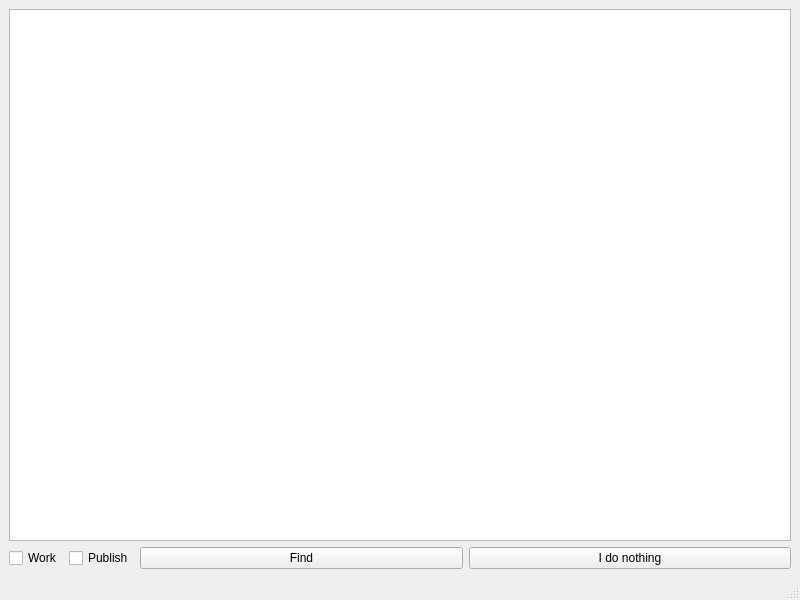
Above: manager/ui/qt/window.ui from Tnkln99/pipeline_22 before the change. Below: the same form after it.
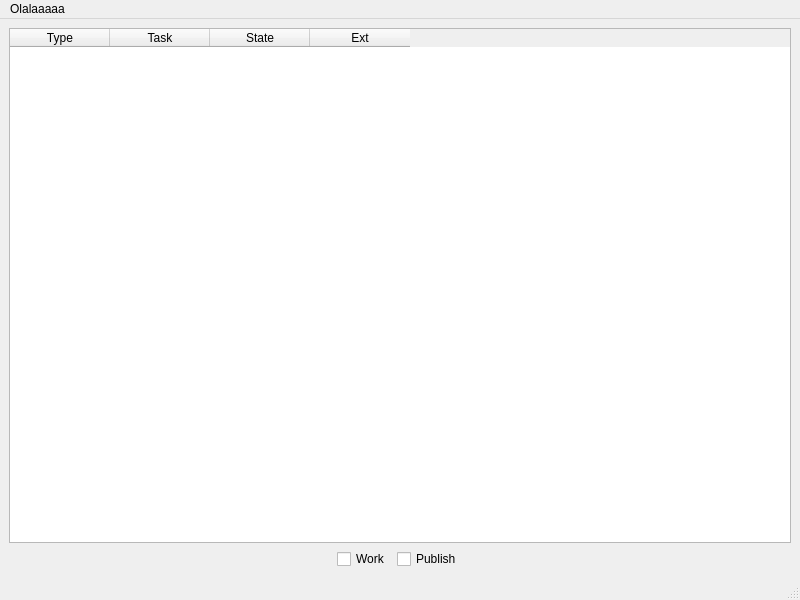
That is the form after the change.

Diff of the .ui file:
```diff
--- a/manager/ui/qt/window.ui
+++ b/manager/ui/qt/window.ui
@@ -18,11 +18,32 @@
     <item row="0" column="0">
      <layout class="QVBoxLayout" name="verticalLayout_2">
       <item>
-       <widget class="QListWidget" name="list_widget"/>
+       <widget class="QTableWidget" name="list_view">
+        <column>
+         <property name="text">
+          <string>Type</string>
+         </property>
+        </column>
+        <column>
+         <property name="text">
+          <string>Task</string>
+         </property>
+        </column>
+        <column>
+         <property name="text">
+          <string>State</string>
+         </property>
+        </column>
+        <column>
+         <property name="text">
+          <string>Ext</string>
+         </property>
+        </column>
+       </widget>
       </item>
-     </layout>
-    </item>
-    <item row="1" column="0">
+      <item>
+       <layout class="QHBoxLayout" name="horizontalLayout_2">
+        <item>
      <layout class="QHBoxLayout" name="horizontalLayout_4">
       <item>
        <layout class="QVBoxLayout" name="verticalLayout">
@@ -49,21 +70,10 @@
         </item>
        </layout>
       </item>
-      <item>
-       <layout class="QHBoxLayout" name="horizontalLayout_2">
-        <item>
-         <widget class="QPushButton" name="btn_find">
-          <property name="text">
-           <string>Find</string>
-          </property>
-         </widget>
+         </layout>
         </item>
         <item>
-         <widget class="QPushButton" name="btn_build">
-          <property name="text">
-           <string>I do nothing</string>
-          </property>
-         </widget>
+         <layout class="QVBoxLayout" name="button_layout"/>
         </item>
        </layout>
       </item>
@@ -80,6 +90,12 @@
      <height>21</height>
     </rect>
    </property>
+   <widget class="QMenu" name="menuOlalaaaaa">
+    <property name="title">
+     <string>Olalaaaaa</string>
+    </property>
+   </widget>
+   <addaction name="menuOlalaaaaa"/>
   </widget>
   <widget class="QStatusBar" name="statusbar"/>
  </widget>
```
Lines whose indentation alone changed are shown as unchanged.
